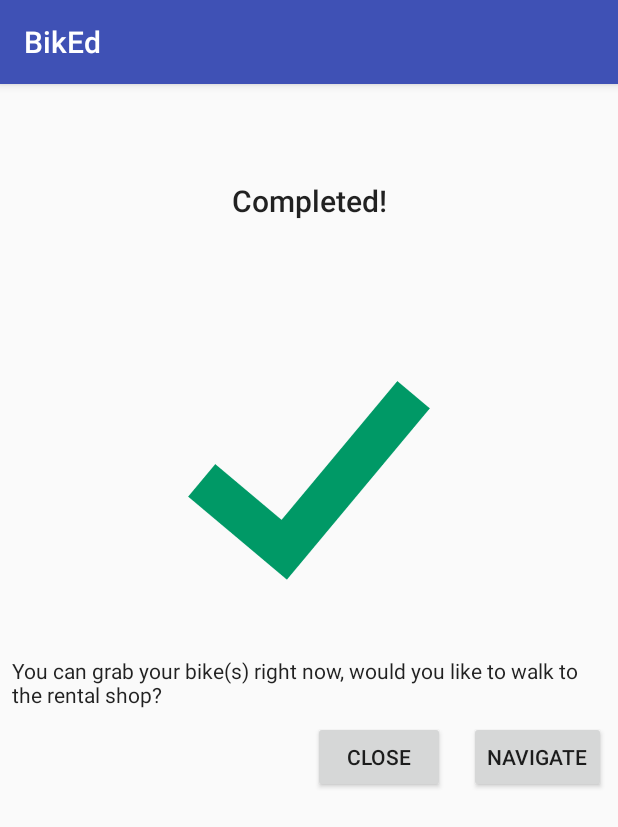
After one commit to boramalper/BikED, an Android app: the ReservationDoneActivity screen opened directly, with no data from a screen before it, on a phone screen of 412 x 824 dp. The commit adds this screen. Shown: the top 827 px of the screen. Run offline under Robolectric (Android 15) with nearby library versions, the phone set to English and light mode, and no system bars.

Commit message:
EVERYTHING* IS DONE (* interface-wise)

```diff
--- a/app/build.gradle
+++ b/app/build.gradle
@@ -26,13 +26,14 @@ dependencies {
     })
     // I ADDED THIS:
     // ADDED ON SATURDAY
+    // OR 0.5.+
     compile 'com.android.support:appcompat-v7:26.0.0'
     compile 'com.android.support:support-v4:26.0.0'
     compile 'com.android.support.constraint:constraint-layout:1.0.2'
     compile 'com.android.support:design:26.0.0'
     compile 'com.android.support:cardview-v7:26.0.0'
     compile 'com.yarolegovich:discrete-scrollview:1.3.0'
-    compile 'com.google.maps.android:android-maps-utils:0.5' // OR 0.5.+
+    compile 'com.google.maps.android:android-maps-utils:0.5'
     compile 'com.google.android.gms:play-services-maps:11.0.4'
     testCompile 'junit:junit:4.12'
 }
--- a/app/src/main/AndroidManifest.xml
+++ b/app/src/main/AndroidManifest.xml
@@ -56,7 +56,9 @@
         <activity
             android:name=".ReservationActivity"
             android:windowSoftInputMode="adjustPan" />
-        <activity android:name=".DetailsActivity"></activity>
+        <activity android:name=".DetailsActivity" />
+        <activity android:name=".Navigation1Activity" />
+        <activity android:name=".ReservationDoneActivity"></activity>
     </application>
 
 </manifest>
--- /dev/null
+++ b/app/src/main/java/org/boramalper/labs/biked/ReservationDoneActivity.java
@@ -0,0 +1,40 @@
+package org.boramalper.labs.biked;
+
+import android.content.Intent;
+import android.support.v7.app.AppCompatActivity;
+import android.os.Bundle;
+import android.view.View;
+
+public class ReservationDoneActivity extends AppCompatActivity {
+
+    @Override
+    protected void onCreate(Bundle savedInstanceState) {
+        super.onCreate(savedInstanceState);
+        setContentView(R.layout.activity_reservation_done);
+
+        findViewById(R.id.buttonClose).setOnClickListener(new View.OnClickListener() {
+            @Override
+            public void onClick(View v) {
+                proceedTo(MainActivity.class, true);
+            }
+        });
+
+        findViewById(R.id.buttonNavigate).setOnClickListener(new View.OnClickListener() {
+            @Override
+            public void onClick(View v) {
+                proceedTo(Navigation1Activity.class, true);
+            }
+        });
+    }
+
+    private void proceedTo(Class<?> cls, boolean noAnimation) {
+        Intent intent = new Intent(this, cls);
+        if (noAnimation) {
+            intent.addFlags(Intent.FLAG_ACTIVITY_NO_ANIMATION);
+        }
+        startActivity(intent);
+        if (noAnimation) {
+            overridePendingTransition(0, 0);
+        }
+    }
+}
--- /dev/null
+++ b/app/src/main/res/layout/activity_reservation_done.xml
@@ -0,0 +1,65 @@
+<?xml version="1.0" encoding="utf-8"?>
+<android.support.constraint.ConstraintLayout xmlns:android="http://schemas.android.com/apk/res/android"
+    xmlns:app="http://schemas.android.com/apk/res-auto"
+    xmlns:tools="http://schemas.android.com/tools"
+    android:layout_width="match_parent"
+    android:layout_height="match_parent"
+    tools:context="org.boramalper.labs.biked.ReservationDoneActivity">
+
+    <ImageView
+        android:id="@+id/imageView4"
+        android:layout_width="184dp"
+        android:layout_height="218dp"
+        app:srcCompat="@drawable/accept_tick"
+        android:layout_marginTop="64dp"
+        android:layout_marginLeft="8dp"
+        app:layout_constraintLeft_toLeftOf="parent"
+        android:layout_marginRight="8dp"
+        app:layout_constraintRight_toRightOf="parent"
+        app:layout_constraintTop_toBottomOf="@+id/textView23" />
+
+    <TextView
+        android:id="@+id/textView23"
+        android:layout_width="wrap_content"
+        android:layout_height="wrap_content"
+        android:layout_marginLeft="8dp"
+        android:layout_marginRight="8dp"
+        android:layout_marginTop="64dp"
+        android:text="Completed!"
+        android:textAppearance="@style/TextAppearance.AppCompat.Title"
+        app:layout_constraintLeft_toLeftOf="parent"
+        app:layout_constraintRight_toRightOf="parent"
+        app:layout_constraintTop_toTopOf="parent" />
+
+    <TextView
+        android:id="@+id/textView24"
+        android:layout_width="0dp"
+        android:layout_height="wrap_content"
+        android:layout_marginLeft="8dp"
+        android:layout_marginRight="8dp"
+        android:layout_marginTop="8dp"
+        android:text="You can grab your bike(s) right now, would you like to walk to the rental shop?"
+        android:textAppearance="@style/TextAppearance.AppCompat.Body1"
+        app:layout_constraintLeft_toLeftOf="parent"
+        app:layout_constraintRight_toRightOf="parent"
+        app:layout_constraintTop_toBottomOf="@+id/imageView4" />
+
+    <Button
+        android:id="@+id/buttonNavigate"
+        android:layout_width="wrap_content"
+        android:layout_height="wrap_content"
+        android:layout_marginRight="8dp"
+        android:layout_marginTop="8dp"
+        android:text="Navigate"
+        app:layout_constraintRight_toRightOf="parent"
+        app:layout_constraintTop_toBottomOf="@+id/textView24" />
+
+    <Button
+        android:id="@+id/buttonClose"
+        android:layout_width="wrap_content"
+        android:layout_height="wrap_content"
+        android:layout_marginRight="16dp"
+        android:text="Close"
+        app:layout_constraintRight_toLeftOf="@+id/buttonNavigate"
+        app:layout_constraintBaseline_toBaselineOf="@+id/buttonNavigate" />
+</android.support.constraint.ConstraintLayout>
```
Also changed, not shown: app/src/main/java/org/boramalper/labs/biked/DetailsActivity.java (+8 -0 lines), app/src/main/java/org/boramalper/labs/biked/MainActivity.java (+8 -12 lines), app/src/main/java/org/boramalper/labs/biked/Navigation1Activity.java (added, +108 -0 lines), app/src/main/java/org/boramalper/labs/biked/ReservationActivity.java (+19 -0 lines), app/src/main/res/layout/activity_details.xml (+24 -0 lines), app/src/main/res/layout/activity_navigation1.xml (added, +21 -0 lines), app/src/main/res/layout/activity_rent.xml (+5 -5 lines), app/src/main/res/drawable/accept_tick.png (added), 1 other file.
